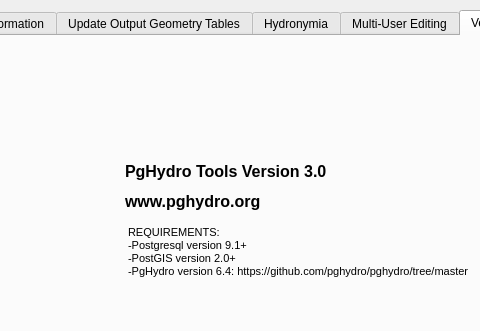
This is pghydro_tools_dialog_base.ui in pghydro/pghydrotools as Qt 5 draws it before an edit; both pictures show x 117 to 597 and y 0 to 331 of the 679 by 633 pixel window. The edited form follows.
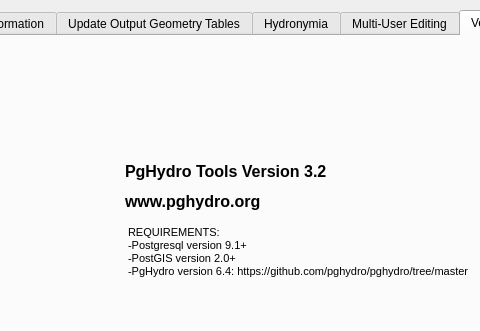
This is the edited form. The open tabs and pages were chosen to show the change. Icons and pictures are not drawn.

What changed in the file:
```diff
--- a/pghydro_tools_dialog_base.ui
+++ b/pghydro_tools_dialog_base.ui
@@ -3017,7 +3017,7 @@
       </font>
      </property>
      <property name="text">
-      <string>PgHydro Tools Version 3.0</string>
+      <string>PgHydro Tools Version 3.2</string>
      </property>
     </widget>
     <widget class="QLabel" name="label_12">
```
